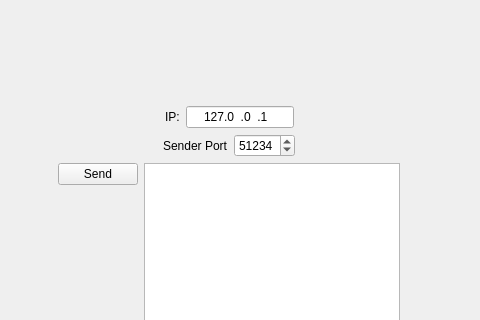
Above: Windows/test_tcp/tcp/Win_UI/TCP.ui from weibaozi/WinConnect before the change; both pictures show x 212 to 692 and y 0 to 320 of the 888 by 766 pixel window. Below: the same form after it.
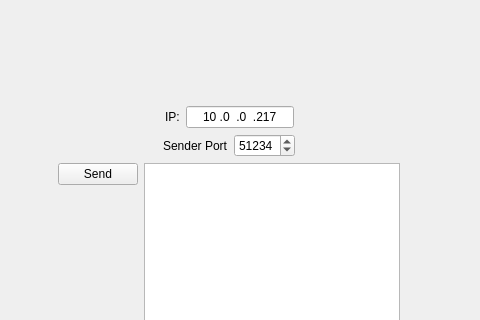
That is the form after the change.

Diff of the .ui file:
```diff
--- a/Windows/test_tcp/tcp/Win_UI/TCP.ui
+++ b/Windows/test_tcp/tcp/Win_UI/TCP.ui
@@ -216,7 +216,7 @@
              <string>000.000.000.000</string>
             </property>
             <property name="text">
-             <string>127.0.0.1</string>
+             <string>10.0.0.217</string>
             </property>
             <property name="maxLength">
              <number>15</number>
```
